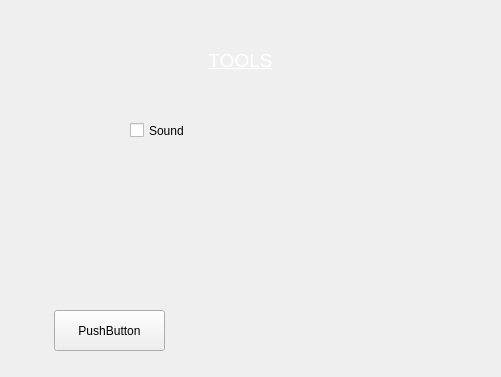
The window that formtools.ui (DreamTeamHelha/ProjectCpp) describes before a commit, drawn with Qt 5.
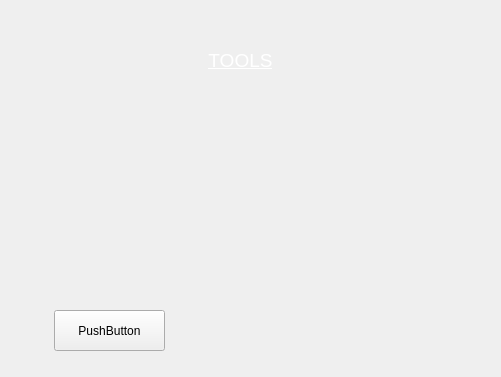
The same window after the commit.

```diff
--- a/formtools.ui
+++ b/formtools.ui
@@ -26,22 +26,6 @@
     <string>&lt;html&gt;&lt;head/&gt;&lt;body&gt;&lt;p align=&quot;center&quot;&gt;&lt;span style=&quot; font-size:14pt; text-decoration: underline; color:#ffffff;&quot;&gt;TOOLS&lt;/span&gt;&lt;/p&gt;&lt;/body&gt;&lt;/html&gt;</string>
    </property>
   </widget>
-  <widget class="QCheckBox" name="checkBox">
-   <property name="geometry">
-    <rect>
-     <x>130</x>
-     <y>110</y>
-     <width>141</width>
-     <height>41</height>
-    </rect>
-   </property>
-   <property name="styleSheet">
-    <string notr="true"/>
-   </property>
-   <property name="text">
-    <string>Sound</string>
-   </property>
-  </widget>
   <widget class="QPushButton" name="pushButton">
    <property name="geometry">
     <rect>
```
